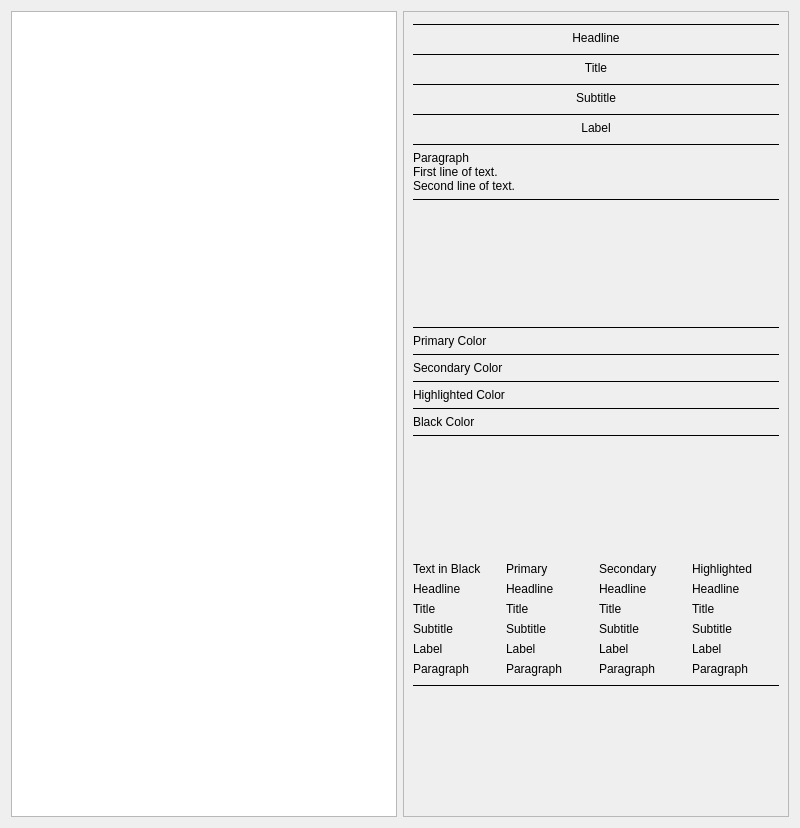
This is dev/Code/Framework/AzQtComponents/AzQtComponents/Gallery/TypographyPage.ui in aws/lumberyard as Qt 5 draws it before an edit. The edited form follows.
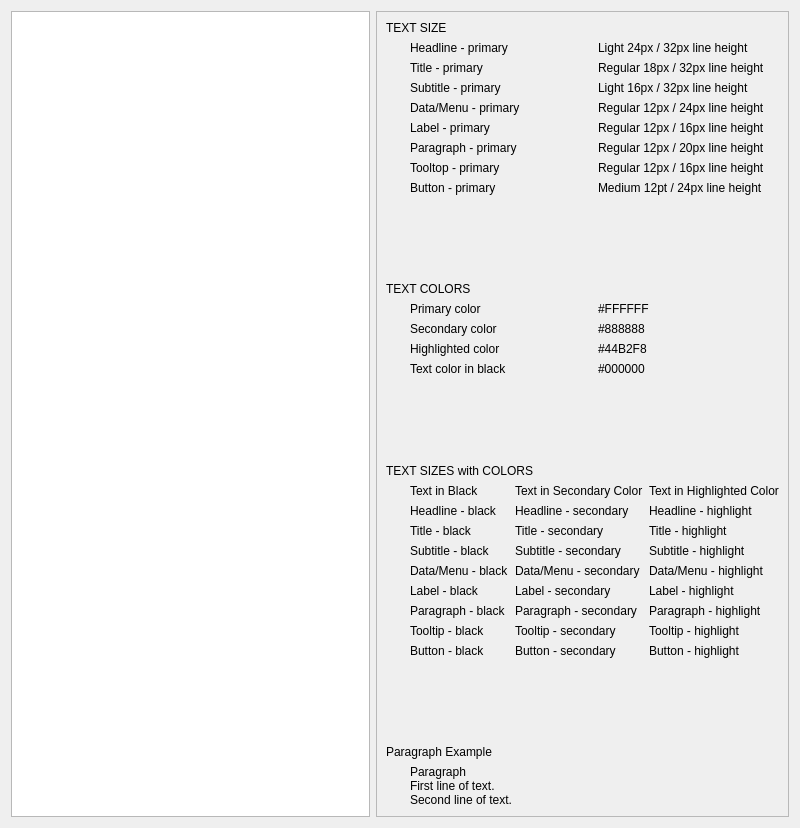
This is the edited form.

Diff of the .ui file:
```diff
--- a/dev/Code/Framework/AzQtComponents/AzQtComponents/Gallery/TypographyPage.ui
+++ b/dev/Code/Framework/AzQtComponents/AzQtComponents/Gallery/TypographyPage.ui
@@ -37,255 +37,195 @@
        <rect>
         <x>0</x>
         <y>0</y>
-        <width>382</width>
-        <height>808</height>
+        <width>470</width>
+        <height>802</height>
        </rect>
       </property>
       <layout class="QVBoxLayout" name="verticalLayout_2">
        <item>
-        <widget class="QFrame" name="frame">
-         <property name="sizePolicy">
-          <sizepolicy hsizetype="MinimumExpanding" vsizetype="Minimum">
-           <horstretch>0</horstretch>
-           <verstretch>0</verstretch>
-          </sizepolicy>
+        <widget class="QLabel" name="m_textSize">
+         <property name="text">
+          <string>TEXT SIZE</string>
          </property>
-         <property name="minimumSize">
-          <size>
-           <width>0</width>
-           <height>4</height>
-          </size>
+         <property name="alignment">
+          <set>Qt::AlignLeading|Qt::AlignLeft|Qt::AlignVCenter</set>
          </property>
-         <property name="maximumSize">
-          <size>
-           <width>16777215</width>
-           <height>1</height>
-          </size>
+        </widget>
+       </item>
+       <item>
+        <layout class="QHBoxLayout" name="textSizeLayout">
+         <property name="leftMargin">
+          <number>24</number>
          </property>
-         <property name="frameShape">
-          <enum>QFrame::HLine</enum>
-         </property>
-         <property name="frameShadow">
-          <enum>QFrame::Plain</enum>
-         </property>
-         <property name="lineWidth">
-          <number>1</number>
-         </property>
+         <item>
+          <layout class="QVBoxLayout" name="textSizeExample">
+           <item>
+            <widget class="QLabel" name="m_headlinePrimary">
+             <property name="text">
+              <string>Headline - primary</string>
+             </property>
+             <property name="alignment">
+              <set>Qt::AlignLeading|Qt::AlignLeft|Qt::AlignVCenter</set>
+             </property>
         </widget>
        </item>
        <item>
-        <widget class="QLabel" name="m_headline">
-         <property name="font">
-          <font>
-           <weight>50</weight>
-           <italic>false</italic>
-           <bold>false</bold>
-          </font>
-         </property>
+            <widget class="QLabel" name="m_titlePrimary">
          <property name="text">
-          <string>Headline</string>
+              <string>Title - primary</string>
          </property>
          <property name="alignment">
-          <set>Qt::AlignCenter</set>
+              <set>Qt::AlignLeading|Qt::AlignLeft|Qt::AlignVCenter</set>
          </property>
         </widget>
        </item>
        <item>
-        <widget class="QFrame" name="frame_2">
-         <property name="sizePolicy">
-          <sizepolicy hsizetype="MinimumExpanding" vsizetype="Minimum">
-           <horstretch>0</horstretch>
-           <verstretch>0</verstretch>
-          </sizepolicy>
-         </property>
-         <property name="minimumSize">
-          <size>
-           <width>0</width>
-           <height>4</height>
-          </size>
-         </property>
-         <property name="maximumSize">
-          <size>
-           <width>16777215</width>
-           <height>1</height>
-          </size>
-         </property>
-         <property name="frameShape">
-          <enum>QFrame::HLine</enum>
-         </property>
-         <property name="frameShadow">
-          <enum>QFrame::Plain</enum>
-         </property>
-         <property name="lineWidth">
-          <number>1</number>
+            <widget class="QLabel" name="m_subTitlePrimary">
+             <property name="text">
+              <string>Subtitle - primary</string>
+             </property>
+             <property name="alignment">
+              <set>Qt::AlignLeading|Qt::AlignLeft|Qt::AlignVCenter</set>
+             </property>
+            </widget>
+           </item>
+           <item>
+            <widget class="QLabel" name="m_dataMenuPrimary">
+             <property name="text">
+              <string>Data/Menu - primary</string>
+             </property>
+             <property name="alignment">
+              <set>Qt::AlignLeading|Qt::AlignLeft|Qt::AlignVCenter</set>
+             </property>
+            </widget>
+           </item>
+           <item>
+            <widget class="QLabel" name="m_labelPrimary">
+             <property name="text">
+              <string>Label - primary</string>
+             </property>
+             <property name="alignment">
+              <set>Qt::AlignLeading|Qt::AlignLeft|Qt::AlignVCenter</set>
          </property>
         </widget>
        </item>
        <item>
-        <widget class="QLabel" name="m_title">
+            <widget class="QLabel" name="m_paragraphPrimary">
          <property name="text">
-          <string>Title</string>
+              <string>Paragraph - primary</string>
          </property>
          <property name="alignment">
-          <set>Qt::AlignCenter</set>
+              <set>Qt::AlignLeading|Qt::AlignLeft|Qt::AlignVCenter</set>
          </property>
         </widget>
        </item>
        <item>
-        <widget class="QFrame" name="frame_3">
-         <property name="sizePolicy">
-          <sizepolicy hsizetype="MinimumExpanding" vsizetype="Minimum">
-           <horstretch>0</horstretch>
-           <verstretch>0</verstretch>
-          </sizepolicy>
-         </property>
-         <property name="minimumSize">
-          <size>
-           <width>0</width>
-           <height>4</height>
-          </size>
-         </property>
-         <property name="maximumSize">
-          <size>
-           <width>16777215</width>
-           <height>1</height>
-          </size>
-         </property>
-         <property name="frameShape">
-          <enum>QFrame::HLine</enum>
-         </property>
-         <property name="frameShadow">
-          <enum>QFrame::Plain</enum>
-         </property>
-         <property name="lineWidth">
-          <number>1</number>
+            <widget class="QLabel" name="m_tooltipPrimary">
+             <property name="text">
+              <string>Tooltop - primary</string>
+             </property>
+             <property name="alignment">
+              <set>Qt::AlignLeading|Qt::AlignLeft|Qt::AlignVCenter</set>
+             </property>
+            </widget>
+           </item>
+           <item>
+            <widget class="QLabel" name="m_buttonPrimary">
+             <property name="text">
+              <string>Button - primary</string>
+             </property>
+             <property name="alignment">
+              <set>Qt::AlignLeading|Qt::AlignLeft|Qt::AlignVCenter</set>
+             </property>
+            </widget>
+           </item>
+          </layout>
+         </item>
+         <item>
+          <layout class="QVBoxLayout" name="textSizeDescription">
+           <item>
+            <widget class="QLabel" name="m_headlinePrimaryDescription">
+             <property name="text">
+              <string>Light 24px / 32px line height</string>
+             </property>
+             <property name="alignment">
+              <set>Qt::AlignLeading|Qt::AlignLeft|Qt::AlignVCenter</set>
          </property>
         </widget>
        </item>
        <item>
-        <widget class="QLabel" name="m_subTitle">
+            <widget class="QLabel" name="m_titlePrimaryDescription">
          <property name="text">
-          <string>Subtitle</string>
+              <string>Regular 18px / 32px line height</string>
          </property>
          <property name="alignment">
-          <set>Qt::AlignCenter</set>
+              <set>Qt::AlignLeading|Qt::AlignLeft|Qt::AlignVCenter</set>
          </property>
         </widget>
        </item>
        <item>
-        <widget class="QFrame" name="frame_4">
-         <property name="sizePolicy">
-          <sizepolicy hsizetype="MinimumExpanding" vsizetype="Minimum">
-           <horstretch>0</horstretch>
-           <verstretch>0</verstretch>
-          </sizepolicy>
-         </property>
-         <property name="minimumSize">
-          <size>
-           <width>0</width>
-           <height>4</height>
-          </size>
-         </property>
-         <property name="maximumSize">
-          <size>
-           <width>16777215</width>
-           <height>1</height>
-          </size>
-         </property>
-         <property name="frameShape">
-          <enum>QFrame::HLine</enum>
-         </property>
-         <property name="frameShadow">
-          <enum>QFrame::Plain</enum>
-         </property>
-         <property name="lineWidth">
-          <number>1</number>
-         </property>
+            <widget class="QLabel" name="m_subTitlePrimaryDescription">
+             <property name="text">
+              <string>Light 16px / 32px line height</string>
+             </property>
+             <property name="alignment">
+              <set>Qt::AlignLeading|Qt::AlignLeft|Qt::AlignVCenter</set>
+             </property>
+            </widget>
+           </item>
+           <item>
+            <widget class="QLabel" name="m_dataMenuPrimaryDescription">
+             <property name="text">
+              <string>Regular 12px / 24px line height</string>
+             </property>
+             <property name="alignment">
+              <set>Qt::AlignLeading|Qt::AlignLeft|Qt::AlignVCenter</set>
+             </property>
         </widget>
        </item>
        <item>
-        <widget class="QLabel" name="m_label">
+            <widget class="QLabel" name="m_labelPrimaryDescription">
          <property name="text">
-          <string>Label</string>
+              <string>Regular 12px / 16px line height</string>
          </property>
          <property name="alignment">
-          <set>Qt::AlignCenter</set>
+              <set>Qt::AlignLeading|Qt::AlignLeft|Qt::AlignVCenter</set>
          </property>
         </widget>
        </item>
        <item>
-        <widget class="QFrame" name="frame_5">
-         <property name="sizePolicy">
-          <sizepolicy hsizetype="MinimumExpanding" vsizetype="Minimum">
-           <horstretch>0</horstretch>
-           <verstretch>0</verstretch>
-          </sizepolicy>
-         </property>
-         <property name="minimumSize">
-          <size>
-           <width>0</width>
-           <height>4</height>
-          </size>
-         </property>
-         <property name="maximumSize">
-          <size>
-           <width>16777215</width>
-           <height>1</height>
-          </size>
-         </property>
-         <property name="frameShape">
-          <enum>QFrame::HLine</enum>
-         </property>
-         <property name="frameShadow">
-          <enum>QFrame::Plain</enum>
-         </property>
-         <property name="lineWidth">
-          <number>1</number>
-         </property>
+            <widget class="QLabel" name="m_paragraphPrimaryDescription">
+             <property name="text">
+              <string>Regular 12px / 20px line height</string>
+             </property>
+             <property name="alignment">
+              <set>Qt::AlignLeading|Qt::AlignLeft|Qt::AlignVCenter</set>
+             </property>
         </widget>
        </item>
        <item>
-        <widget class="QLabel" name="m_paragraph">
+            <widget class="QLabel" name="m_tooltipPrimaryDescription">
          <property name="text">
-          <string>Paragraph
-&lt;br/&gt;First line of text.
-&lt;br/&gt;Second line of text.</string>
-         </property>
-         <property name="textFormat">
-          <enum>Qt::RichText</enum>
+              <string>Regular 12px / 16px line height</string>
+             </property>
+             <property name="alignment">
+              <set>Qt::AlignLeading|Qt::AlignLeft|Qt::AlignVCenter</set>
          </property>
         </widget>
        </item>
        <item>
-        <widget class="QFrame" name="frame_12">
-         <property name="sizePolicy">
-          <sizepolicy hsizetype="MinimumExpanding" vsizetype="Minimum">
-           <horstretch>0</horstretch>
-           <verstretch>0</verstretch>
-          </sizepolicy>
-         </property>
-         <property name="minimumSize">
-          <size>
-           <width>0</width>
-           <height>0</height>
-          </size>
-         </property>
-         <property name="maximumSize">
-          <size>
-           <width>16777215</width>
-           <height>1</height>
-          </size>
-         </property>
-         <property name="frameShape">
-          <enum>QFrame::HLine</enum>
-         </property>
-         <property name="frameShadow">
-          <enum>QFrame::Plain</enum>
-         </property>
-         <property name="lineWidth">
-          <number>1</number>
-         </property>
-        </widget>
+            <widget class="QLabel" name="m_buttonPrimaryDescription">
+             <property name="text">
+              <string>Medium 12pt / 24px line height</string>
+             </property>
+             <property name="alignment">
+              <set>Qt::AlignLeading|Qt::AlignLeft|Qt::AlignVCenter</set>
+             </property>
+            </widget>
+           </item>
+          </layout>
+         </item>
+        </layout>
        </item>
        <item>
         <spacer name="verticalSpacer_2">
@@ -301,187 +241,109 @@
         </spacer>
        </item>
        <item>
-        <widget class="QFrame" name="frame_6">
-         <property name="sizePolicy">
-          <sizepolicy hsizetype="MinimumExpanding" vsizetype="Minimum">
-           <horstretch>0</horstretch>
-           <verstretch>0</verstretch>
-          </sizepolicy>
+        <widget class="QLabel" name="m_textColors">
+         <property name="text">
+          <string>TEXT COLORS</string>
          </property>
-         <property name="minimumSize">
-          <size>
-           <width>0</width>
-           <height>0</height>
-          </size>
+         <property name="alignment">
+          <set>Qt::AlignLeading|Qt::AlignLeft|Qt::AlignVCenter</set>
          </property>
-         <property name="maximumSize">
-          <size>
-           <width>16777215</width>
-           <height>1</height>
-          </size>
-         </property>
-         <property name="frameShape">
-          <enum>QFrame::HLine</enum>
-         </property>
-         <property name="frameShadow">
-          <enum>QFrame::Plain</enum>
-         </property>
-         <property name="lineWidth">
-          <number>1</number>
-         </property>
         </widget>
        </item>
        <item>
-        <widget class="QLabel" name="m_primary">
+        <layout class="QHBoxLayout" name="textColorsLayout">
+         <property name="leftMargin">
+          <number>24</number>
+         </property>
+         <item>
+          <layout class="QVBoxLayout" name="textColorsExample">
+           <item>
+            <widget class="QLabel" name="m_primaryColor">
          <property name="text">
-          <string>Primary Color</string>
-         </property>
+              <string>Primary color</string>
+             </property>
+             <property name="alignment">
+              <set>Qt::AlignLeading|Qt::AlignLeft|Qt::AlignVCenter</set>
+             </property>
         </widget>
        </item>
        <item>
-        <widget class="QFrame" name="frame_8">
-         <property name="sizePolicy">
-          <sizepolicy hsizetype="MinimumExpanding" vsizetype="Minimum">
-           <horstretch>0</horstretch>
-           <verstretch>0</verstretch>
-          </sizepolicy>
-         </property>
-         <property name="minimumSize">
-          <size>
-           <width>0</width>
-           <height>0</height>
-          </size>
-         </property>
-         <property name="maximumSize">
-          <size>
-           <width>16777215</width>
-           <height>1</height>
-          </size>
-         </property>
-         <property name="frameShape">
-          <enum>QFrame::HLine</enum>
-         </property>
-         <property name="frameShadow">
-          <enum>QFrame::Plain</enum>
-         </property>
-         <property name="lineWidth">
-          <number>1</number>
-         </property>
+            <widget class="QLabel" name="m_secondaryColor">
+             <property name="text">
+              <string>Secondary color</string>
+             </property>
+             <property name="alignment">
+              <set>Qt::AlignLeading|Qt::AlignLeft|Qt::AlignVCenter</set>
+             </property>
         </widget>
        </item>
        <item>
-        <widget class="QLabel" name="m_secondary">
+            <widget class="QLabel" name="m_highlightedColor">
          <property name="text">
-          <string>Secondary Color</string>
-         </property>
+              <string>Highlighted color</string>
+             </property>
+             <property name="alignment">
+              <set>Qt::AlignLeading|Qt::AlignLeft|Qt::AlignVCenter</set>
+             </property>
         </widget>
        </item>
        <item>
-        <widget class="QFrame" name="frame_9">
-         <property name="sizePolicy">
-          <sizepolicy hsizetype="MinimumExpanding" vsizetype="Minimum">
-           <horstretch>0</horstretch>
-           <verstretch>0</verstretch>
-          </sizepolicy>
-         </property>
-         <property name="minimumSize">
-          <size>
-           <width>0</width>
-           <height>0</height>
-          </size>
-         </property>
-         <property name="maximumSize">
-          <size>
-           <width>16777215</width>
-           <height>1</height>
-          </size>
-         </property>
-         <property name="frameShape">
-          <enum>QFrame::HLine</enum>
-         </property>
-         <property name="frameShadow">
-          <enum>QFrame::Plain</enum>
-         </property>
-         <property name="lineWidth">
-          <number>1</number>
-         </property>
-        </widget>
-       </item>
+            <widget class="QLabel" name="m_blackColor">
+             <property name="text">
+              <string>Text color in black</string>
+             </property>
+             <property name="alignment">
+              <set>Qt::AlignLeading|Qt::AlignLeft|Qt::AlignVCenter</set>
+             </property>
+            </widget>
+           </item>
+          </layout>
+         </item>
        <item>
-        <widget class="QLabel" name="m_hightlighted">
+          <layout class="QVBoxLayout" name="textColorDescription">
+           <item>
+            <widget class="QLabel" name="m_primaryColorDescription">
          <property name="text">
-          <string>Highlighted Color</string>
-         </property>
+              <string>#FFFFFF</string>
+             </property>
+             <property name="alignment">
+              <set>Qt::AlignLeading|Qt::AlignLeft|Qt::AlignVCenter</set>
+             </property>
         </widget>
        </item>
        <item>
-        <widget class="QFrame" name="frame_10">
-         <property name="sizePolicy">
-          <sizepolicy hsizetype="MinimumExpanding" vsizetype="Minimum">
-           <horstretch>0</horstretch>
-           <verstretch>0</verstretch>
-          </sizepolicy>
-         </property>
-         <property name="minimumSize">
-          <size>
-           <width>0</width>
-           <height>0</height>
-          </size>
-         </property>
-         <property name="maximumSize">
-          <size>
-           <width>16777215</width>
-           <height>1</height>
-          </size>
-         </property>
-         <property name="frameShape">
-          <enum>QFrame::HLine</enum>
-         </property>
-         <property name="frameShadow">
-          <enum>QFrame::Plain</enum>
-         </property>
-         <property name="lineWidth">
-          <number>1</number>
-         </property>
+            <widget class="QLabel" name="m_secondaryColorDescription">
+             <property name="text">
+              <string>#888888</string>
+             </property>
+             <property name="alignment">
+              <set>Qt::AlignLeading|Qt::AlignLeft|Qt::AlignVCenter</set>
+             </property>
         </widget>
        </item>
        <item>
-        <widget class="QLabel" name="m_black">
+            <widget class="QLabel" name="m_highlightedColorDescription">
          <property name="text">
-          <string>Black Color</string>
-         </property>
+              <string>#44B2F8</string>
+             </property>
+             <property name="alignment">
+              <set>Qt::AlignLeading|Qt::AlignLeft|Qt::AlignVCenter</set>
+             </property>
         </widget>
        </item>
        <item>
-        <widget class="QFrame" name="frame_11">
-         <property name="sizePolicy">
-          <sizepolicy hsizetype="MinimumExpanding" vsizetype="Minimum">
-           <horstretch>0</horstretch>
-           <verstretch>0</verstretch>
-          </sizepolicy>
-         </property>
-         <property name="minimumSize">
-          <size>
-           <width>0</width>
-           <height>0</height>
-          </size>
-         </property>
-         <property name="maximumSize">
-          <size>
-           <width>16777215</width>
-           <height>1</height>
-          </size>
-         </property>
-         <property name="frameShape">
-          <enum>QFrame::HLine</enum>
-         </property>
-         <property name="frameShadow">
-          <enum>QFrame::Plain</enum>
-         </property>
-         <property name="lineWidth">
-          <number>1</number>
-         </property>
-        </widget>
+            <widget class="QLabel" name="m_blackColorDescription">
+             <property name="text">
+              <string>#000000</string>
+             </property>
+             <property name="alignment">
+              <set>Qt::AlignLeading|Qt::AlignLeft|Qt::AlignVCenter</set>
+             </property>
+            </widget>
+           </item>
+          </layout>
+         </item>
+        </layout>
        </item>
        <item>
         <spacer name="verticalSpacer_3">
@@ -496,8 +358,18 @@
          </property>
         </spacer>
        </item>
+       <item>
+        <widget class="QLabel" name="m_textSizesWithColors">
+         <property name="text">
+          <string>TEXT SIZES with COLORS</string>
+         </property>
+        </widget>
+       </item>
        <item>
         <layout class="QGridLayout" name="colorGrid">
+         <property name="leftMargin">
+          <number>24</number>
+         </property>
          <item row="0" column="0">
           <widget class="QLabel" name="label_21">
            <property name="text">
@@ -506,199 +378,189 @@
           </widget>
          </item>
          <item row="0" column="1">
-          <widget class="QLabel" name="label_22">
-           <property name="text">
-            <string>Primary</string>
-           </property>
-          </widget>
-         </item>
-         <item row="0" column="2">
           <widget class="QLabel" name="label_23">
            <property name="text">
-            <string>Secondary</string>
+            <string>Text in Secondary Color</string>
            </property>
           </widget>
          </item>
-         <item row="0" column="3">
+         <item row="0" column="2">
           <widget class="QLabel" name="label_24">
            <property name="text">
-            <string>Highlighted</string>
+            <string>Text in Highlighted Color</string>
            </property>
           </widget>
          </item>
          <item row="1" column="0">
           <widget class="QLabel" name="label">
            <property name="text">
-            <string>Headline</string>
+            <string>Headline - black</string>
            </property>
           </widget>
          </item>
          <item row="1" column="1">
-          <widget class="QLabel" name="label_9">
-           <property name="text">
-            <string>Headline</string>
-           </property>
-          </widget>
-         </item>
-         <item row="1" column="2">
           <widget class="QLabel" name="label_13">
            <property name="text">
-            <string>Headline</string>
+            <string>Headline - secondary</string>
            </property>
           </widget>
          </item>
-         <item row="1" column="3">
+         <item row="1" column="2">
           <widget class="QLabel" name="label_18">
            <property name="text">
-            <string>Headline</string>
+            <string>Headline - highlight</string>
            </property>
           </widget>
          </item>
          <item row="2" column="0">
           <widget class="QLabel" name="label_2">
            <property name="text">
-            <string>Title</string>
+            <string>Title - black</string>
            </property>
           </widget>
          </item>
          <item row="2" column="1">
-          <widget class="QLabel" name="label_6">
-           <property name="text">
-            <string>Title</string>
-           </property>
-          </widget>
-         </item>
-         <item row="2" column="2">
           <widget class="QLabel" name="label_12">
            <property name="text">
-            <string>Title</string>
+            <string>Title - secondary</string>
            </property>
           </widget>
          </item>
-         <item row="2" column="3">
+         <item row="2" column="2">
           <widget class="QLabel" name="label_17">
            <property name="text">
-            <string>Title</string>
+            <string>Title - highlight</string>
            </property>
           </widget>
          </item>
          <item row="3" column="0">
           <widget class="QLabel" name="label_3">
            <property name="text">
-            <string>Subtitle</string>
+            <string>Subtitle - black</string>
            </property>
           </widget>
          </item>
          <item row="3" column="1">
-          <widget class="QLabel" name="label_10">
-           <property name="text">
-            <string>Subtitle</string>
-           </property>
-          </widget>
-         </item>
-         <item row="3" column="2">
           <widget class="QLabel" name="label_14">
            <property name="text">
-            <string>Subtitle</string>
+            <string>Subtitle - secondary</string>
            </property>
           </widget>
          </item>
-         <item row="3" column="3">
+         <item row="3" column="2">
           <widget class="QLabel" name="label_19">
            <property name="text">
-            <string>Subtitle</string>
+            <string>Subtitle - highlight</string>
            </property>
           </widget>
          </item>
          <item row="4" column="0">
           <widget class="QLabel" name="label_4">
            <property name="text">
-            <string>Label</string>
+            <string>Data/Menu - black</string>
            </property>
           </widget>
          </item>
          <item row="4" column="1">
-          <widget class="QLabel" name="label_8">
-           <property name="text">
-            <string>Label</string>
-           </property>
-          </widget>
-         </item>
-         <item row="4" column="2">
           <widget class="QLabel" name="label_11">
            <property name="text">
-            <string>Label</string>
+            <string>Data/Menu - secondary</string>
            </property>
           </widget>
          </item>
-         <item row="4" column="3">
+         <item row="4" column="2">
           <widget class="QLabel" name="label_16">
            <property name="text">
-            <string>Label</string>
+            <string>Data/Menu - highlight</string>
            </property>
           </widget>
          </item>
          <item row="5" column="0">
           <widget class="QLabel" name="label_5">
            <property name="text">
-            <string>Paragraph</string>
+            <string>Label - black</string>
            </property>
           </widget>
          </item>
          <item row="5" column="1">
-          <widget class="QLabel" name="label_7">
+          <widget class="QLabel" name="label_15">
            <property name="text">
-            <string>Paragraph</string>
+            <string>Label - secondary</string>
            </property>
           </widget>
          </item>
          <item row="5" column="2">
+          <widget class="QLabel" name="label_20">
+           <property name="text">
+            <string>Label - highlight</string>
+           </property>
+          </widget>
+         </item>
+         <item row="6" column="0">
+          <widget class="QLabel" name="label_5">
+           <property name="text">
+            <string>Paragraph - black</string>
+           </property>
+          </widget>
+         </item>
+         <item row="6" column="1">
           <widget class="QLabel" name="label_15">
            <property name="text">
-            <string>Paragraph</string>
+            <string>Paragraph - secondary</string>
            </property>
           </widget>
          </item>
-         <item row="5" column="3">
+         <item row="6" column="2">
           <widget class="QLabel" name="label_20">
            <property name="text">
-            <string>Paragraph</string>
+            <string>Paragraph - highlight</string>
+           </property>
+          </widget>
+         </item>
+         <item row="7" column="0">
+          <widget class="QLabel" name="label_5">
+           <property name="text">
+            <string>Tooltip - black</string>
+           </property>
+          </widget>
+         </item>
+         <item row="7" column="1">
+          <widget class="QLabel" name="label_15">
+           <property name="text">
+            <string>Tooltip - secondary</string>
+           </property>
+          </widget>
+         </item>
+         <item row="7" column="2">
+          <widget class="QLabel" name="label_20">
+           <property name="text">
+            <string>Tooltip - highlight</string>
+           </property>
+          </widget>
+         </item>
+         <item row="8" column="0">
+          <widget class="QLabel" name="label_5">
+           <property name="text">
+            <string>Button - black</string>
+           </property>
+          </widget>
+         </item>
+         <item row="8" column="1">
+          <widget class="QLabel" name="label_15">
+           <property name="text">
+            <string>Button - secondary</string>
+           </property>
+          </widget>
+         </item>
+         <item row="8" column="2">
+          <widget class="QLabel" name="label_20">
+           <property name="text">
+            <string>Button - highlight</string>
            </property>
           </widget>
          </item>
         </layout>
        </item>
-       <item>
-        <widget class="QFrame" name="frame_7">
-         <property name="sizePolicy">
-          <sizepolicy hsizetype="MinimumExpanding" vsizetype="Minimum">
-           <horstretch>0</horstretch>
-           <verstretch>0</verstretch>
-          </sizepolicy>
-         </property>
-         <property name="minimumSize">
-          <size>
-           <width>0</width>
-           <height>4</height>
-          </size>
-         </property>
-         <property name="maximumSize">
-          <size>
-           <width>16777215</width>
-           <height>1</height>
-          </size>
-         </property>
-         <property name="frameShape">
-          <enum>QFrame::HLine</enum>
-         </property>
-         <property name="frameShadow">
-          <enum>QFrame::Plain</enum>
-         </property>
-         <property name="lineWidth">
-          <number>1</number>
-         </property>
-        </widget>
-       </item>
        <item>
         <spacer name="verticalSpacer">
          <property name="orientation">
@@ -712,6 +574,32 @@
          </property>
         </spacer>
        </item>
+       <item>
+        <widget class="QLabel" name="m_paragrahExampleTitle">
+         <property name="text">
+          <string>Paragraph Example </string>
+         </property>
+        </widget>
+       </item>
+       <item>
+        <layout class="QVBoxLayout" name="paragraphExampleLayout">
+         <property name="leftMargin">
+          <number>24</number>
+         </property>
+         <item>
+          <widget class="QLabel" name="m_paragraph">
+           <property name="text">
+            <string>Paragraph
+&lt;br/&gt;First line of text.
+&lt;br/&gt;Second line of text.</string>
+           </property>
+           <property name="textFormat">
+            <enum>Qt::RichText</enum>
+           </property>
+          </widget>
+         </item>
+        </layout>
+       </item>
       </layout>
      </widget>
     </widget>
```
Lines whose indentation alone changed are shown as unchanged.
